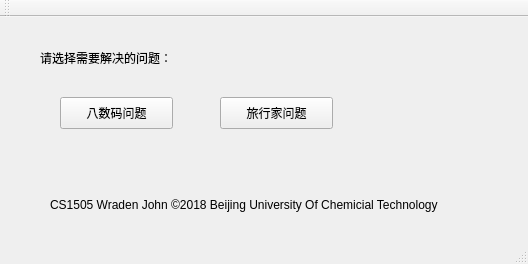
First picture: the form in E_homework/mainwindow.ui, repository wardenjohn/E_number_homework, before the edit.
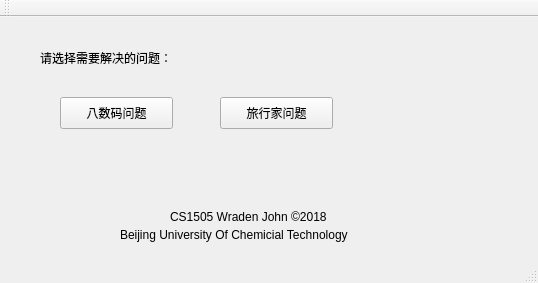
Second picture: the form after the edit.

Patch:
```diff
--- a/E_homework/mainwindow.ui
+++ b/E_homework/mainwindow.ui
@@ -6,8 +6,8 @@
    <rect>
     <x>0</x>
     <y>0</y>
-    <width>528</width>
-    <height>264</height>
+    <width>538</width>
+    <height>283</height>
    </rect>
   </property>
   <property name="windowTitle">
@@ -56,14 +56,27 @@
    <widget class="QLabel" name="declear">
     <property name="geometry">
      <rect>
-      <x>50</x>
-      <y>180</y>
-      <width>441</width>
+      <x>170</x>
+      <y>190</y>
+      <width>181</width>
+      <height>20</height>
+     </rect>
+    </property>
+    <property name="text">
+     <string>CS1505 Wraden John ©2018 </string>
+    </property>
+   </widget>
+   <widget class="QLabel" name="Unit">
+    <property name="geometry">
+     <rect>
+      <x>120</x>
+      <y>210</y>
+      <width>281</width>
       <height>16</height>
      </rect>
     </property>
     <property name="text">
-     <string>CS1505 Wraden John ©2018 Beijing University Of Chemicial Technology</string>
+     <string>Beijing University Of Chemicial Technology</string>
     </property>
    </widget>
   </widget>
```
Left out of the diff: 2 changed lines with no effect on the pictures.
